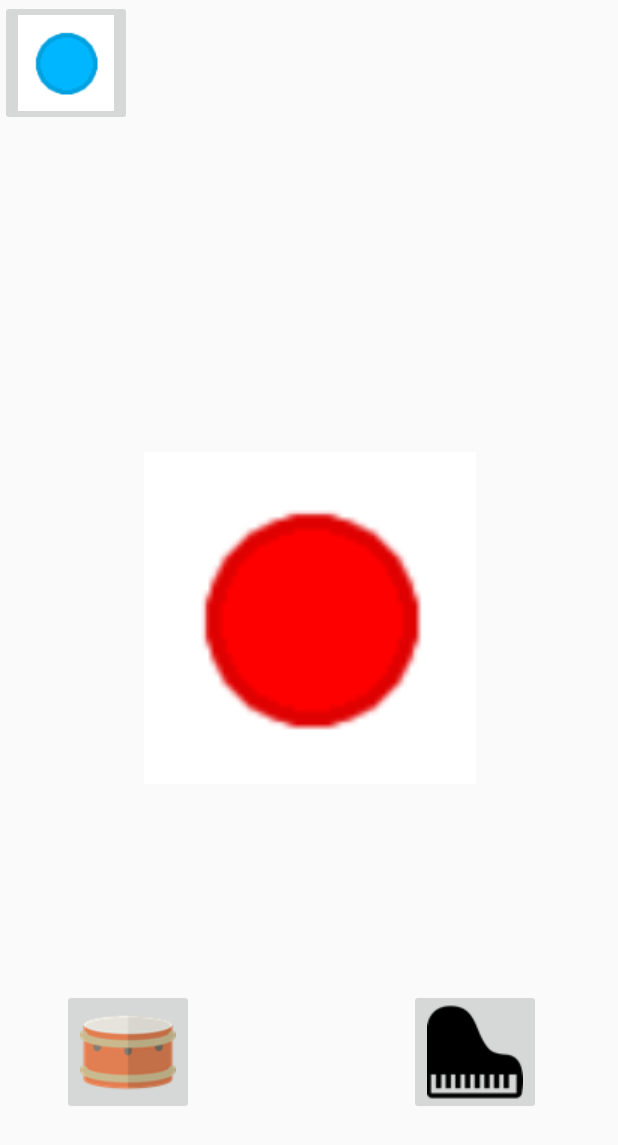
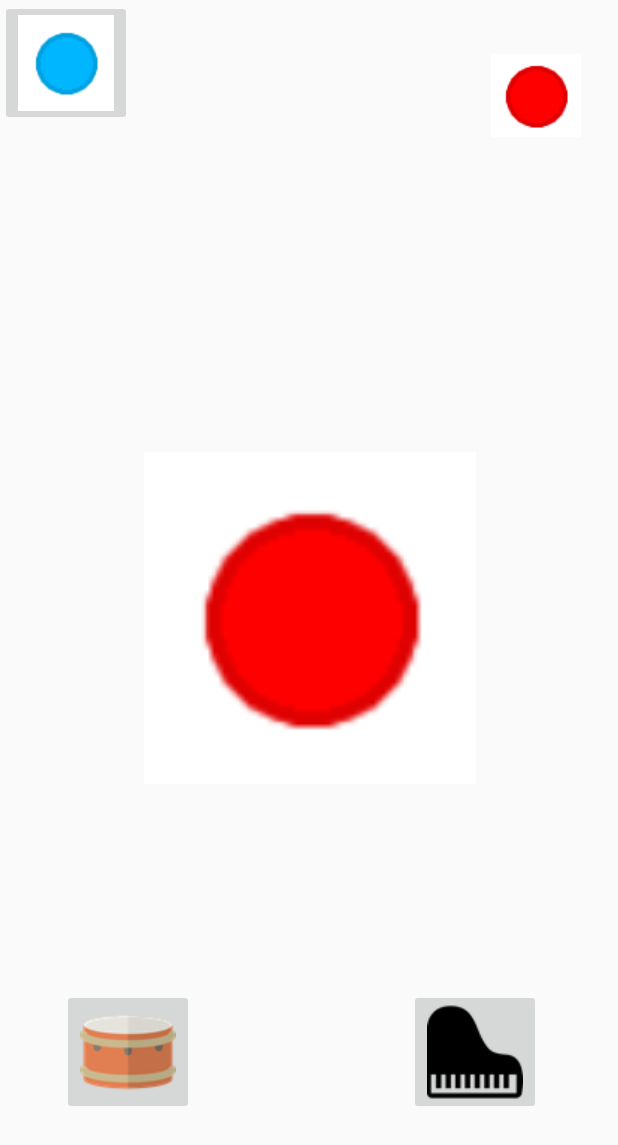
Before and after one commit to ulfelf/lattjar_lite_003, an Android app: the layout activity_menu.xml on its own in the app's theme, with its tools: preview values and no code run, on a phone screen of 412 x 824 dp. Shown: the top 1145 px of the screen. Run offline under Robolectric (Android 15) with nearby library versions, the phone set to English and light mode, and no system bars.

```diff
--- a/app/src/main/res/layout/activity_menu.xml
+++ b/app/src/main/res/layout/activity_menu.xml
@@ -59,4 +59,20 @@
         app:layout_constraintTop_toTopOf="parent"
         app:layout_constraintVertical_bias="0.9"
         app:srcCompat="@drawable/piano" />
+
+    <ImageButton
+        android:id="@+id/ib_attribution"
+        android:layout_width="60dp"
+        android:layout_height="55dp"
+        android:layout_marginBottom="8dp"
+        android:layout_marginEnd="8dp"
+        android:layout_marginStart="8dp"
+        android:layout_marginTop="8dp"
+        app:layout_constraintBottom_toBottomOf="parent"
+        app:layout_constraintEnd_toEndOf="parent"
+        app:layout_constraintHorizontal_bias="0.95"
+        app:layout_constraintStart_toStartOf="parent"
+        app:layout_constraintTop_toTopOf="parent"
+        app:layout_constraintVertical_bias="0.037"
+        app:srcCompat="@drawable/circle_red" />
 </android.support.constraint.ConstraintLayout>
```
